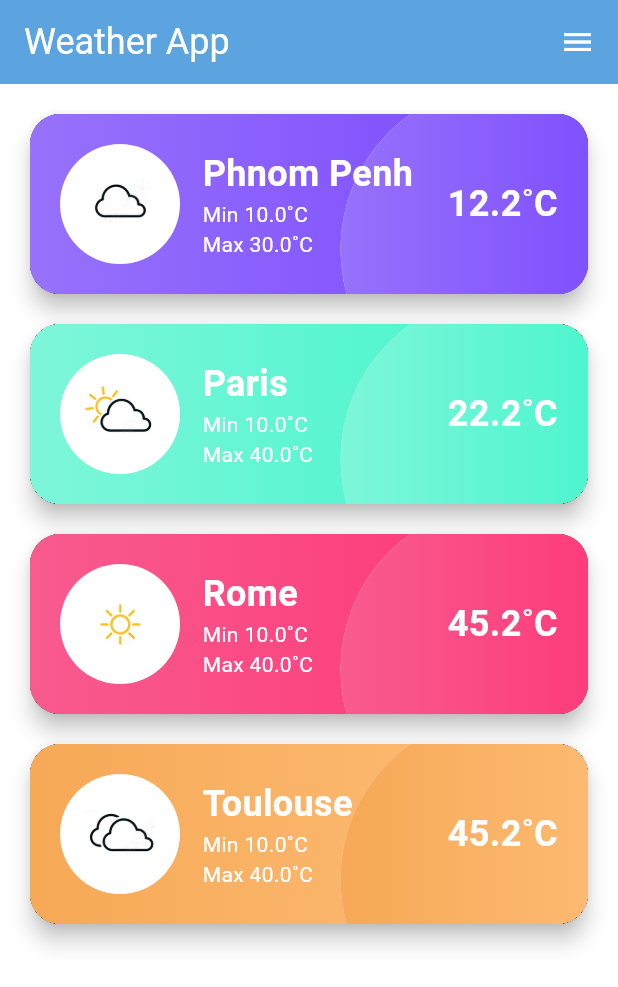
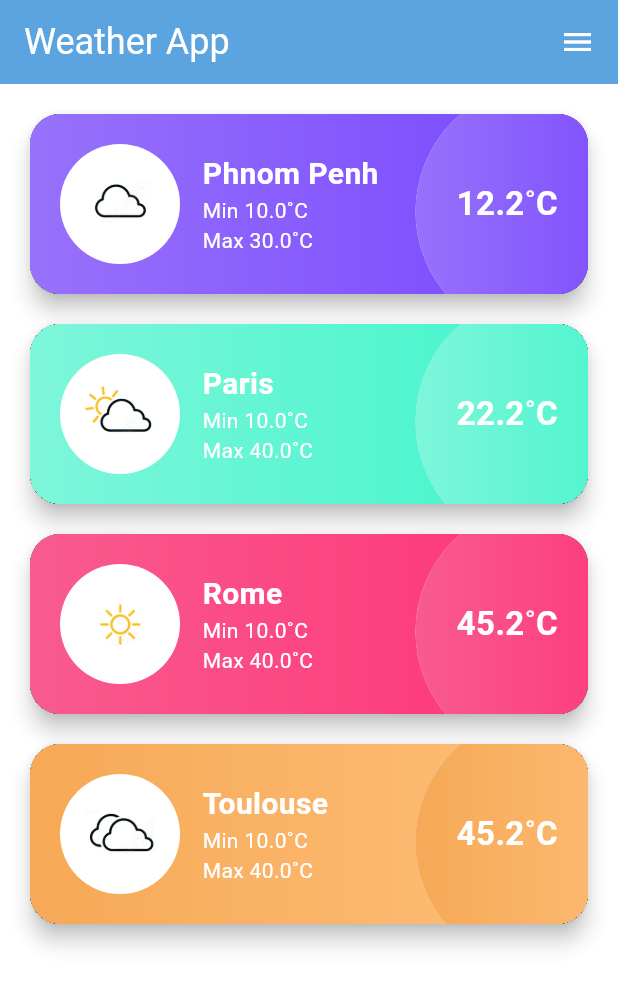
Before and after one commit to Vorak-Tong/mobile_dev, a Flutter app: the screen it shows after launch, on a phone screen of 412 x 824 dp. Shown: the top 987 px of the screen. Run offline on Flutter 3.47's test engine with Material 3 defaults, Android fonts, the phone set to English and light mode, and no system bars.

Commit message:
made some adjustment

```diff
--- a/learn_flutter/trying_flutter/lib/w5_exercise/EX-4/main.dart
+++ b/learn_flutter/trying_flutter/lib/w5_exercise/EX-4/main.dart
@@ -101,7 +101,7 @@ class WeatherCard extends StatelessWidget {
               right: -55,
               top: -20,
               child: CircleAvatar(
-                radius: 110,
+                radius: 85,
                 child: Container(
                   decoration: BoxDecoration(
                     shape: BoxShape.circle,
@@ -136,7 +136,7 @@ class WeatherCard extends StatelessWidget {
                         city,
                         style: const TextStyle(
                           color: Colors.white,
-                          fontSize: 24,
+                          fontSize: 20,
                           fontWeight: FontWeight.bold,
                         ),
                       ),
@@ -160,7 +160,7 @@ class WeatherCard extends StatelessWidget {
                       textAlign: TextAlign.end,
                       style: const TextStyle(
                         color: Colors.white,
-                        fontSize: 24,
+                        fontSize: 22,
                         fontWeight: FontWeight.bold,
                       ),
                     ),
```
